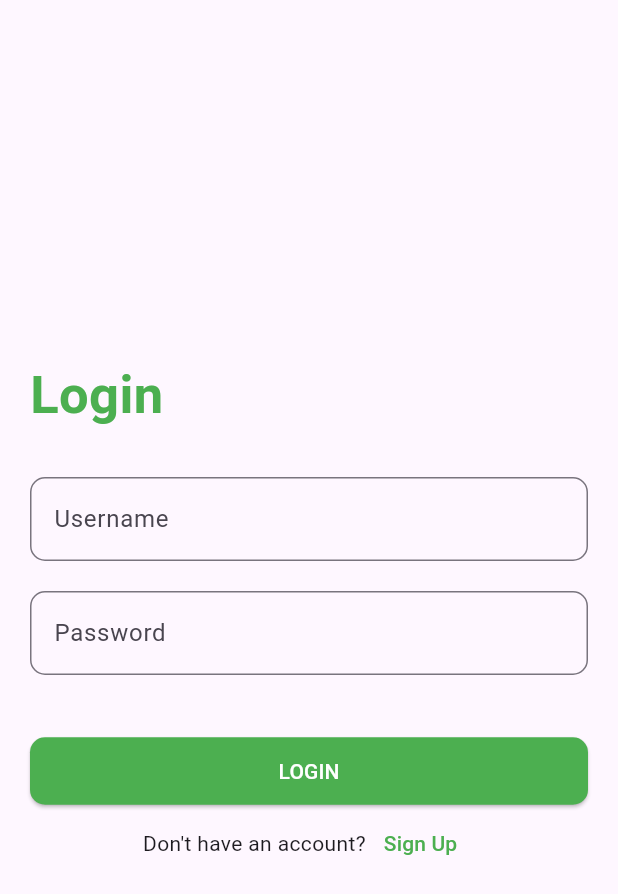
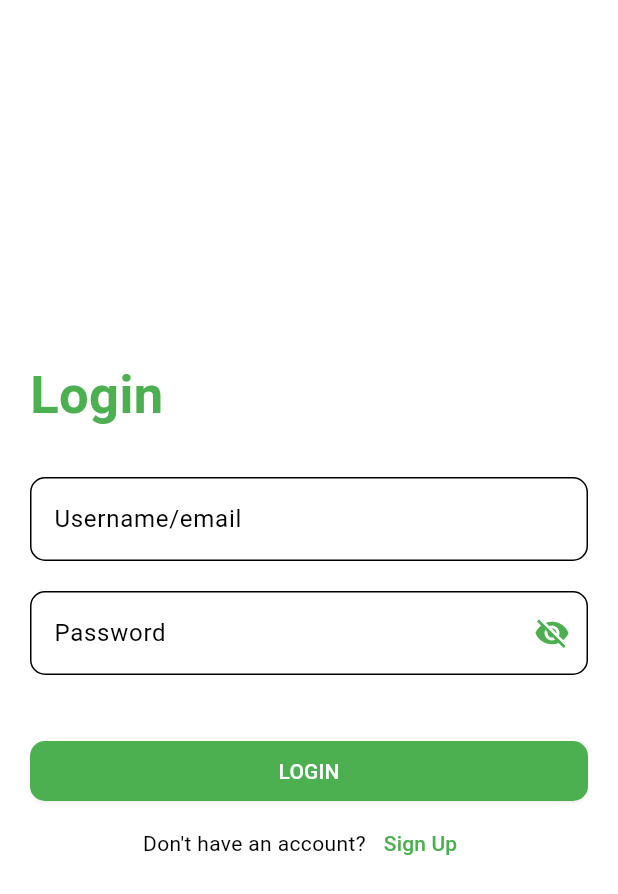
Before and after one commit to 3shmawi/social_app_firebase_3c, a Flutter app: the screen it shows after launch, on a phone screen of 412 x 824 dp. Shown: the top 894 px of the screen. Run offline on Flutter 3.47's test engine with Material 3 defaults, Android fonts, the phone set to English and light mode, and no system bars; our stand-ins replace cloud_firestore, firebase_auth, firebase_core, flutter_bloc; accounts and stored records are empty.

Commit message:
add theme

```diff
--- a/lib/app/app.dart
+++ b/lib/app/app.dart
@@ -1,4 +1,9 @@
 import 'package:flutter/material.dart';
+import 'package:flutter_bloc/flutter_bloc.dart';
+import 'package:social_3c/app/theme.dart';
+import 'package:social_3c/ctrl/auth_ctrl.dart';
+import 'package:social_3c/ctrl/layout_ctrl.dart';
+import 'package:social_3c/ctrl/theme_ctrl.dart';
 
 import '../screens/splash.dart';
 
@@ -7,9 +12,24 @@ class MyApp extends StatelessWidget {
 
   @override
   Widget build(BuildContext context) {
-    return const MaterialApp(
-      debugShowCheckedModeBanner: false,
-      home: SplashView(),
+    return MultiBlocProvider(
+      providers: [
+        BlocProvider(create: (_) => ThemeCtrl()),
+        BlocProvider(create: (_) => AuthCtrl()),
+        BlocProvider(create: (_) => LayoutCtrl()),
+      ],
+      child: BlocBuilder<ThemeCtrl, bool>(
+        builder: (context, state) {
+          final isDark = context.read<ThemeCtrl>().state;
+          return MaterialApp(
+            debugShowCheckedModeBanner: false,
+            themeMode: isDark ? ThemeMode.dark : ThemeMode.light,
+            theme: AppTheme.lightTheme,
+            darkTheme: AppTheme.darkTheme,
+            home: const SplashView(),
+          );
+        },
+      ),
     );
   }
 }
--- /dev/null
+++ b/lib/app/theme.dart
@@ -0,0 +1,43 @@
+import 'package:flutter/material.dart';
+
+abstract class AppTheme {
+  static final lightTheme = ThemeData(
+    scaffoldBackgroundColor: Colors.white,
+    primaryColor: Colors.green,
+    colorScheme: const ColorScheme.light(
+      primary: Colors.green,
+      secondary: Colors.white,
+      surface: Colors.white,
+    ),
+    elevatedButtonTheme: ElevatedButtonThemeData(
+      style: ElevatedButton.styleFrom(
+        backgroundColor: Colors.green,
+        foregroundColor: Colors.white,
+        shadowColor: Colors.black26,
+        shape: RoundedRectangleBorder(
+          borderRadius: BorderRadius.circular(10),
+        ),
+      ),
+    ),
+  );
+
+  static final darkTheme = ThemeData(
+    scaffoldBackgroundColor: Colors.black87,
+    primaryColor: Colors.green,
+    colorScheme: const ColorScheme.dark(
+      primary: Colors.green,
+      secondary: Colors.grey,
+      surface: Colors.black38,
+    ),
+    elevatedButtonTheme: ElevatedButtonThemeData(
+      style: ElevatedButton.styleFrom(
+        backgroundColor: Colors.green,
+        foregroundColor: Colors.white,
+        shadowColor: Colors.black26,
+        shape: RoundedRectangleBorder(
+          borderRadius: BorderRadius.circular(10),
+        ),
+      ),
+    ),
+  );
+}
--- /dev/null
+++ b/lib/ctrl/auth_ctrl.dart
@@ -0,0 +1,113 @@
+import 'package:cloud_firestore/cloud_firestore.dart';
+import 'package:firebase_auth/firebase_auth.dart';
+import 'package:flutter/cupertino.dart';
+import 'package:flutter_bloc/flutter_bloc.dart';
+import 'package:social_3c/model/user.dart';
+
+class AuthCtrl extends Cubit<AuthStates> {
+  AuthCtrl() : super(AuthInitialState());
+
+  final _auth = FirebaseAuth.instance;
+  final _database = FirebaseFirestore.instance;
+
+  UserModel? myData;
+
+  final nameCtrl = TextEditingController();
+  final emailCtrl = TextEditingController();
+  final passwordCtrl = TextEditingController();
+
+// ab
+  void login() {
+    emit(AuthLoadingState());
+    _auth
+        .signInWithEmailAndPassword(
+      email: emailCtrl.text.trim(),
+      password: passwordCtrl.text,
+    )
+        .then((response) {
+      getMyData(response.user!.uid, true);
+    }).catchError((error) {
+      emit(AuthErrorState());
+    });
+  }
+
+  void register() {
+    emit(AuthLoadingState());
+    _auth
+        .createUserWithEmailAndPassword(
+      email: emailCtrl.text.trim(),
+      password: passwordCtrl.text,
+    )
+        .then((response) {
+      _createUser(response.user!.uid);
+    }).catchError((error) {
+      emit(AuthErrorState());
+    });
+  }
+
+  void _createUser(String userId) {
+    final newUser = UserModel(
+      userId: userId,
+      userName: nameCtrl.text,
+      email: emailCtrl.text.trim(),
+      createdAt: DateTime.now(),
+      updatedAt: DateTime.now(),
+      profileImgUrl: "",
+    );
+
+    _database
+        .collection("users")
+        .doc(userId)
+        .set(newUser.toJson())
+        .then((response) {
+      myData = newUser;
+      emit(AuthSuccessAndGettingDataState());
+    }).catchError((error) {
+      emit(AuthErrorState());
+    });
+  }
+
+  Future logout() async {
+    myData = null;
+    return await _auth.signOut();
+  }
+
+  //authentication
+  //my data
+  void getMyData(String myId, [bool isFromAuth = false]) {
+    if (!isFromAuth) {
+      emit(GetProfileDataLoadingState());
+    }
+    _database.collection("users").doc(myId).get().then((response) {
+      myData = UserModel.fromJson(response.data()!);
+      emit(AuthSuccessAndGettingDataState());
+    }).catchError((error) {
+      emit(AuthErrorState());
+    });
+  }
+
+  //other logic
+
+  bool isPassword = true;
+
+  void showPassword() {
+    isPassword = !isPassword;
+    emit(ShowPasswordState());
+  }
+}
+
+abstract class AuthStates {}
+
+class AuthInitialState extends AuthStates {}
+
+class AuthLoadingState extends AuthStates {}
+
+class AuthSuccessAndGettingDataState extends AuthStates {}
+
+class AuthErrorState extends AuthStates {}
+
+//my data
+class GetProfileDataLoadingState extends AuthStates {}
+
+//other logic
+class ShowPasswordState extends AuthStates {}
--- /dev/null
+++ b/lib/ctrl/layout_ctrl.dart
@@ -0,0 +1,35 @@
+import 'package:flutter/cupertino.dart';
+import 'package:flutter_bloc/flutter_bloc.dart';
+import 'package:social_3c/screens/layout/chat/chat_view.dart';
+import 'package:social_3c/screens/layout/home/home_view.dart';
+import 'package:social_3c/screens/layout/settings/settings_view.dart';
+import 'package:social_3c/screens/layout/upload/upload_view.dart';
+
+import '../screens/layout/notification/notification_view.dart';
+
+class LayoutCtrl extends Cubit<LayoutStates> {
+  LayoutCtrl() : super(LayoutInitialState());
+
+  int currentIndex = 0;
+
+  void changeIndex(int newIndex) {
+    currentIndex = newIndex;
+    emit(ChangeIndexState());
+  }
+
+  final _screens = const [
+    HomeView(),
+    ChatView(),
+    UploadView(),
+    NotificationView(),
+    SettingsView(),
+  ];
+
+  Widget myScreen() => _screens[currentIndex];
+}
+
+abstract class LayoutStates {}
+
+class LayoutInitialState extends LayoutStates {}
+
+class ChangeIndexState extends LayoutStates {}
--- /dev/null
+++ b/lib/ctrl/theme_ctrl.dart
@@ -0,0 +1,9 @@
+import 'package:flutter_bloc/flutter_bloc.dart';
+
+class ThemeCtrl extends Cubit<bool> {
+  ThemeCtrl() : super(false);
+
+  void toggleTheme() {
+    emit(!state);
+  }
+}
--- /dev/null
+++ b/lib/model/user.dart
@@ -0,0 +1,54 @@
+class UserModel {
+  final String userId;
+  final String userName;
+  final String email;
+  final DateTime createdAt;
+  final DateTime updatedAt;
+  final String profileImgUrl;
+
+  UserModel({
+    required this.userId,
+    required this.userName,
+    required this.email,
+    required this.createdAt,
+    required this.updatedAt,
+    required this.profileImgUrl,
+  });
+
+  factory UserModel.fromJson(Map<String, dynamic> json) {
+    return UserModel(
+      userId: json['userId'],
+      userName: json['username'],
+      email: json['email'],
+      createdAt: DateTime.parse(json['created_at']),
+      updatedAt: DateTime.parse(json['updated_at']),
+      profileImgUrl: json['profile_img_url'],
+    );
+  }
+
+  Map<String, dynamic> toJson() {
+    return {
+      'userId': userId,
+      'username': userName,
+      'email': email,
+      'created_at': createdAt,
+      'updated_at': updatedAt,
+      'profile_img_url': profileImgUrl,
+    };
+  }
+
+  UserModel copyWith({
+    String? userName,
+    DateTime? updatedAt,
+    String? profileImgUrl,
+  }) {
+    return UserModel(
+      userId: userId,
+      email: email,
+      createdAt: createdAt,
+      userName: userName ?? this.userName,
+      updatedAt: updatedAt ?? this.updatedAt,
+      profileImgUrl: profileImgUrl ?? this.profileImgUrl,
+    );
+  }
+}
--- a/lib/screens/auth/login.dart
+++ b/lib/screens/auth/login.dart
@@ -1,4 +1,6 @@
 import 'package:flutter/material.dart';
+import 'package:flutter_bloc/flutter_bloc.dart';
+import 'package:social_3c/ctrl/auth_ctrl.dart';
 import 'package:social_3c/screens/auth/register.dart';
 
 import '../_resourses/navigation.dart';
@@ -9,6 +11,10 @@ class LoginView extends StatelessWidget {
 
   @override
   Widget build(BuildContext context) {
+    return BlocConsumer<AuthCtrl, AuthStates>(
+      listener: (context, state) {},
+      builder: (context, state) {
+        final cubit = context.read<AuthCtrl>();
         return Scaffold(
           body: Center(
               child: Padding(
@@ -29,8 +35,9 @@ class LoginView extends StatelessWidget {
                 ),
                 const SizedBox(height: 30),
                 TextField(
+                  controller: cubit.emailCtrl,
                   decoration: InputDecoration(
-                hintText: 'Username',
+                    hintText: 'Username/email',
                     border: OutlineInputBorder(
                       borderRadius: BorderRadius.circular(10),
                     ),
@@ -38,28 +45,33 @@ class LoginView extends StatelessWidget {
                 ),
                 const SizedBox(height: 20),
                 TextField(
+                  controller: cubit.passwordCtrl,
                   decoration: InputDecoration(
                       hintText: 'Password',
                       border: OutlineInputBorder(
                         borderRadius: BorderRadius.circular(10),
                       ),
-              ),
-              obscureText: true,
+                      suffixIcon: IconButton(
+                        icon: Icon(
+                            cubit.isPassword
+                                ? Icons.visibility_off
+                                : Icons.visibility,
+                            color: Colors.green),
+                        onPressed: () {
+                          cubit.showPassword();
+                        },
+                      )),
+                  obscureText: cubit.isPassword,
                 ),
                 const SizedBox(height: 40),
-            ElevatedButton(
-              style: ElevatedButton.styleFrom(
-                backgroundColor: Colors.green,
-                foregroundColor: Colors.white,
-                shape: RoundedRectangleBorder(
-                  borderRadius: BorderRadius.circular(10),
-                ),
-                minimumSize: const Size(double.infinity, 45),
-              ),
+                SizedBox(
+                  width: double.infinity,
+                  child: ElevatedButton(
                     child: const Text('LOGIN'),
                     onPressed: () {
                       toAndFinish(context, const LayoutView());
                     },
+                  ),
                 ),
                 Row(
                   mainAxisAlignment: MainAxisAlignment.center,
@@ -80,5 +92,7 @@ class LoginView extends StatelessWidget {
             ),
           )),
         );
+      },
+    );
   }
 }
--- a/pubspec.yaml
+++ b/pubspec.yaml
@@ -36,6 +36,9 @@ dependencies:
   # Use with the CupertinoIcons class for iOS style icons.
   cupertino_icons: ^1.0.6
   firebase_core: ^3.1.1
+  flutter_bloc: ^8.1.6
+  firebase_auth: ^5.1.4
+  cloud_firestore: ^5.2.1
 #  cloud_firestore: ^5.0.2
 #  flutter_bloc: ^8.1.6
 #  firebase_auth: ^5.1.2
```
Also changed, not shown: lib/screens/layout/chat/chat_view.dart (+12 -0 lines), lib/screens/layout/home/home_view.dart (+12 -0 lines), lib/screens/layout/notification/notification_view.dart (+12 -0 lines), lib/screens/layout/search/search_view.dart (+12 -0 lines), lib/screens/layout/settings/settings_view.dart (+12 -0 lines), lib/screens/layout/upload/upload_view.dart (+12 -0 lines), lib/screens/layout/view.dart (+20 -4 lines), pubspec.lock, 3 other files. Lines whose indentation alone changed are shown as unchanged.
